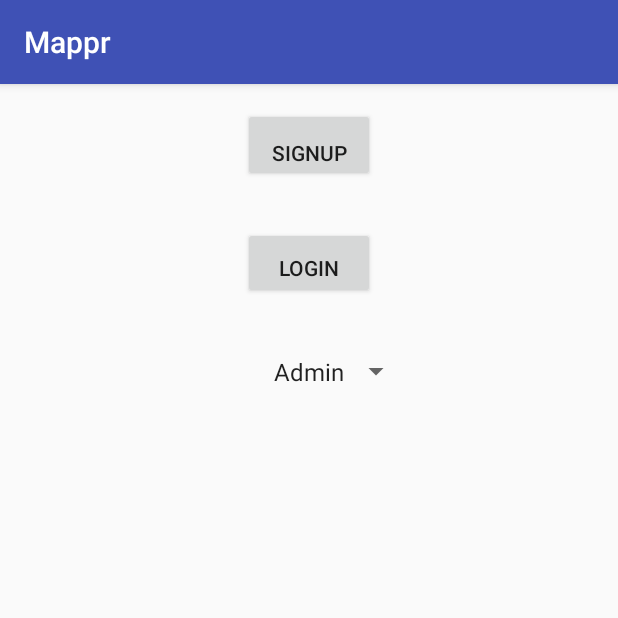
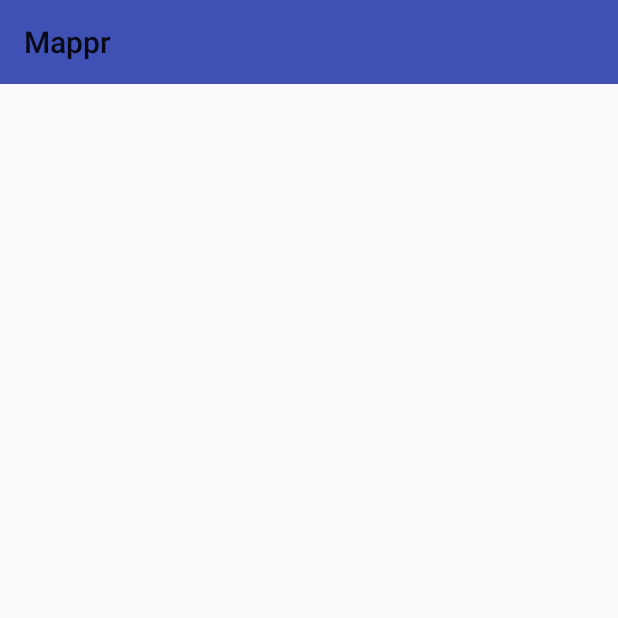
Before and after one commit to AnvilCode/Mappr, an Android app: the screen it shows after launch (MainActivity before the commit, AdminActivity after it), after a tap on "SIGNUP", on a phone screen of 412 x 824 dp, the top half of it. Run offline under Robolectric (Android 15) with nearby library versions, the phone set to English and light mode, and no system bars.

Commit message:
admin activity opened

```diff
--- a/app/build.gradle
+++ b/app/build.gradle
@@ -23,4 +23,5 @@ dependencies {
     compile fileTree(dir: 'libs', include: ['*.jar'])
     testCompile 'junit:junit:4.12'
     compile 'com.android.support:appcompat-v7:23.1.1'
+    compile 'com.android.support:support-v4:23.1.1'
 }
--- a/app/src/main/AndroidManifest.xml
+++ b/app/src/main/AndroidManifest.xml
@@ -15,6 +15,7 @@
                 <category android:name="android.intent.category.LAUNCHER" />
             </intent-filter>
         </activity>
+        <activity android:name=".AdminActivity"></activity>
     </application>
 
 </manifest>
--- /dev/null
+++ b/app/src/main/java/com/anvil/mappr/AdminActivity.java
@@ -0,0 +1,22 @@
+package com.anvil.mappr;
+
+import android.os.Bundle;
+import android.support.annotation.Nullable;
+import android.support.v4.widget.DrawerLayout;
+import android.support.v7.app.AppCompatActivity;
+import android.support.v7.widget.Toolbar;
+
+
+/**
+ * Created by RAJEEV YADAV on 8/6/2016.
+ */
+public class AdminActivity extends AppCompatActivity{
+
+    @Override
+    protected void onCreate(@Nullable Bundle savedInstanceState) {
+        super.onCreate(savedInstanceState);
+        setContentView(R.layout.admin_activity);
+        Toolbar toolbar = (Toolbar) findViewById(R.id.app_bar);
+        setSupportActionBar(toolbar);
+    }
+}
--- a/app/src/main/java/com/anvil/mappr/Find.java
+++ b/app/src/main/java/com/anvil/mappr/Find.java
@@ -1,12 +1,13 @@
 package com.anvil.mappr;
 
 import android.content.Intent;
+import android.support.v7.app.AppCompatActivity;
 
 import java.util.ArrayList;
 import java.util.List;
 
 
-public class Find {
+public class Find extends AppCompatActivity {
     List<String> getFruits(String color) {
         List<String>fruits = new ArrayList<String>();
         if (color.equals("Student")) {
@@ -21,6 +22,7 @@ public class Find {
         }
         else if(color.equals("Admin")){
             Intent intent=new Intent(this,AdminActivity.class);
+            startActivity(intent);
         }
         else if(color.equals("Parent")){
           //  Intent intent=new Intent(this,ParentActivity.class);
--- a/app/src/main/java/com/anvil/mappr/MainActivity.java
+++ b/app/src/main/java/com/anvil/mappr/MainActivity.java
@@ -1,24 +1,49 @@
 package com.anvil.mappr;
 
+import android.content.Intent;
 import android.support.v7.app.AppCompatActivity;
 import android.os.Bundle;
 import android.support.v7.widget.Toolbar;
+import android.view.View;
+import android.widget.Button;
 import android.widget.Spinner;
 
 import java.util.List;
 
 public class MainActivity extends AppCompatActivity {
-    Find expert=new Find();
     @Override
     protected void onCreate(Bundle savedInstanceState) {
         super.onCreate(savedInstanceState);
         setContentView(R.layout.activity_main);
+        Button button= (Button) findViewById(R.id.signup);
+        button.setOnClickListener(new View.OnClickListener() {
+            @Override
+            public void onClick(View v) {
+                signup(v);
+            }
+        });
 
     }
-    public void signup(){
+    public void signup(View view){
         Spinner sign=(Spinner)findViewById(R.id.spinner);
         String signupas = String.valueOf(sign.getSelectedItem());
-        List<String> brandsList = expert.getFruits(signupas);
+        if (signupas.equals("Student")) {
+            // Intent intent=new Intent(this,StudentActivity.class);
+
+        }
+        else if(signupas.equals("Teacher")) {
+            //  Intent intent=new Intent(this,TeacherActivity.class);
+        }
+        else if(signupas.equals("Institute")){
+            //Intent intent=new Intent(this,InstituteActivity.class);
+        }
+        else if(signupas.equals("Admin")){
+            Intent intent=new Intent(this,AdminActivity.class);
+            startActivity(intent);
+        }
+        else if(signupas.equals("Parent")){
+            //  Intent intent=new Intent(this,ParentActivity.class);
+        }
 
 
 
--- /dev/null
+++ b/app/src/main/res/layout/admin_activity.xml
@@ -0,0 +1,18 @@
+<?xml version="1.0" encoding="utf-8"?>
+<android.support.v4.widget.DrawerLayout
+    xmlns:android="http://schemas.android.com/apk/res/android"
+    android:id="@+id/drawer_layout"
+    xmlns:tools="http://schemas.android.com/tools"
+    android:layout_width="match_parent"
+    android:layout_height="match_parent">
+    <LinearLayout
+        android:layout_width="match_parent"
+        android:layout_height="match_parent">
+        <include
+            layout="@layout/app_bar"
+            android:id="@+id/app_bar"/>
+
+    </LinearLayout>
+
+
+</android.support.v4.widget.DrawerLayout>
--- /dev/null
+++ b/app/src/main/res/layout/app_bar.xml
@@ -0,0 +1,11 @@
+<?xml version="1.0" encoding="utf-8"?>
+<android.support.v7.widget.Toolbar
+    xmlns:app="http://schemas.android.com/apk/res-auto"
+    xmlns:android="http://schemas.android.com/apk/res/android"
+    android:id="@+id/app_bar"
+    android:layout_width="match_parent"
+    android:layout_height="wrap_content"
+    android:background="@color/colorPrimary"
+    app:popupTheme="@style/ThemeOverlay.AppCompat.Light">
+
+</android.support.v7.widget.Toolbar>
--- a/app/src/main/res/values/strings.xml
+++ b/app/src/main/res/values/strings.xml
@@ -1,5 +1,7 @@
 <resources>
     <string name="app_name">Mappr</string>
+    <string name="drawer_open">Open</string>
+    <string name="drawer_close">Close</string>
     <string-array name="signup_as">
         <item>Admin</item>
         <item>Student</item>
--- a/app/src/main/res/values/styles.xml
+++ b/app/src/main/res/values/styles.xml
@@ -1,7 +1,7 @@
 <resources>
 
     <!-- Base application theme. -->
-    <style name="AppTheme" parent="Theme.AppCompat.Light.DarkActionBar">
+    <style name="AppTheme" parent="Theme.AppCompat.Light.NoActionBar">
         <!-- Customize your theme here. -->
         <item name="colorPrimary">@color/colorPrimary</item>
         <item name="colorPrimaryDark">@color/colorPrimaryDark</item>
```
Also changed, not shown: app/src/main/java/com/anvil/mappr/NavigationDrawerFragment.java (added, +111 -0 lines), app/src/main/res/layout/fragment_navigation_drawer.xml (added, +19 -0 lines).
